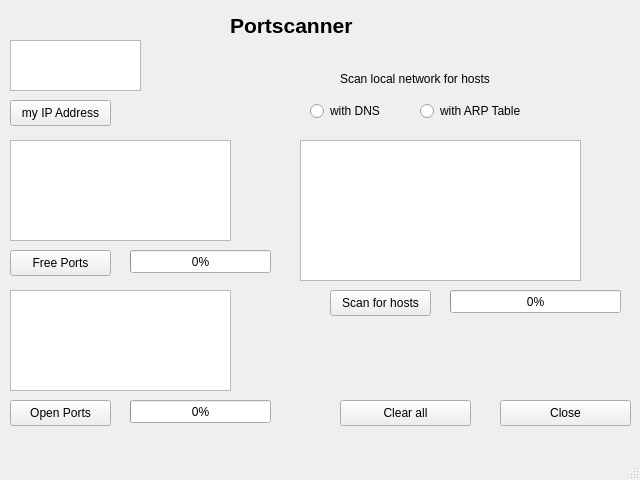
Above: portscanner_gui.ui from Martin2p/2025_Portscanner_Python before the change. Below: the same form after it.
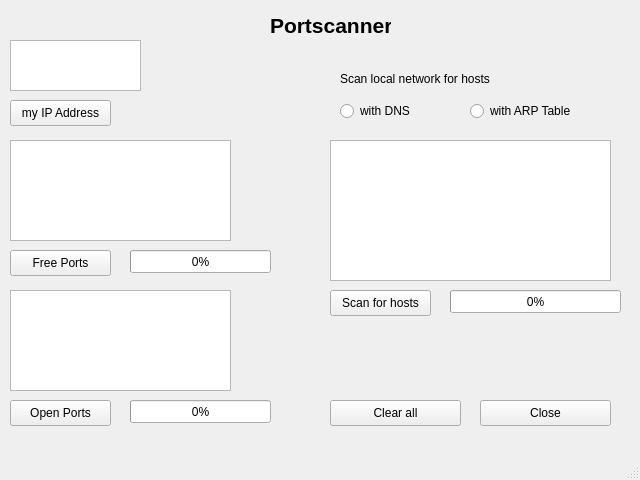
That is the form after the change.

Commit message: Changes: correct method for showing free ports, GUI tweaks

```diff
--- a/portscanner_gui.ui
+++ b/portscanner_gui.ui
@@ -17,7 +17,7 @@
    <widget class="QTextEdit" name="localHostsText">
     <property name="geometry">
      <rect>
-      <x>300</x>
+      <x>330</x>
       <y>140</y>
       <width>281</width>
       <height>141</height>
@@ -96,9 +96,9 @@
    <widget class="QLabel" name="label">
     <property name="geometry">
      <rect>
-      <x>230</x>
+      <x>270</x>
       <y>10</y>
-      <width>161</width>
+      <width>121</width>
       <height>31</height>
      </rect>
     </property>
@@ -128,7 +128,7 @@
    <widget class="QRadioButton" name="radioButton">
     <property name="geometry">
      <rect>
-      <x>310</x>
+      <x>340</x>
       <y>100</y>
       <width>95</width>
       <height>22</height>
@@ -141,9 +141,9 @@
    <widget class="QRadioButton" name="radioButton_2">
     <property name="geometry">
      <rect>
-      <x>420</x>
+      <x>470</x>
       <y>100</y>
-      <width>161</width>
+      <width>131</width>
       <height>22</height>
      </rect>
     </property>
@@ -154,7 +154,7 @@
    <widget class="QPushButton" name="clearBtn">
     <property name="geometry">
      <rect>
-      <x>340</x>
+      <x>330</x>
       <y>400</y>
       <width>131</width>
       <height>26</height>
@@ -167,7 +167,7 @@
    <widget class="QPushButton" name="closeBtn">
     <property name="geometry">
      <rect>
-      <x>500</x>
+      <x>480</x>
       <y>400</y>
       <width>131</width>
       <height>26</height>
```
The commit also changes 3 other files.
